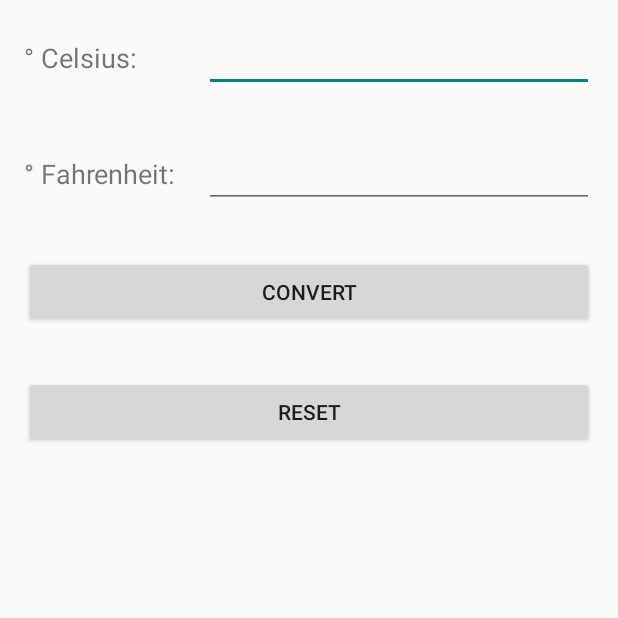
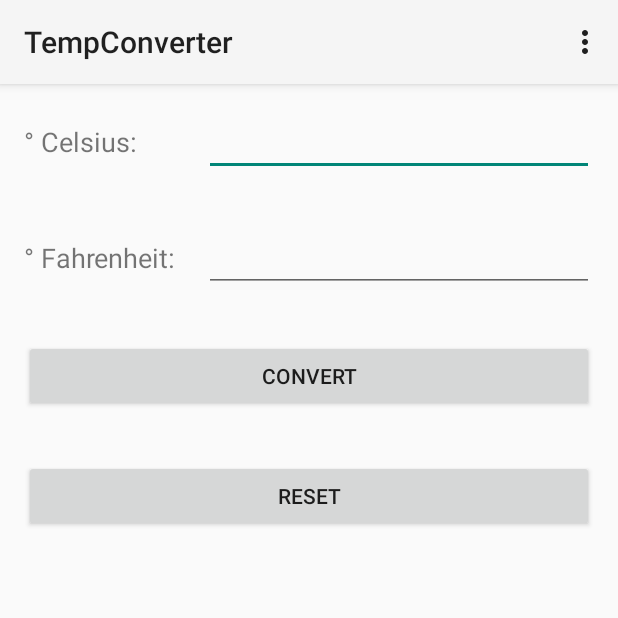
Before and after one commit to fbirk/weatherConverter, an Android app: the screen it shows after launch (MainActivity), after a tap on "CONVERT", on a phone screen of 412 x 824 dp, the top half of it. Run offline under Robolectric (Android 15) with nearby library versions, the phone set to English and light mode, and no system bars.

Commit message:
added nobar and credits layout

```diff
--- a/app/src/main/java/com/fbirk/weatherconverter/MainActivity.java
+++ b/app/src/main/java/com/fbirk/weatherconverter/MainActivity.java
@@ -1,25 +1,52 @@
 package com.fbirk.weatherconverter;
 
+import android.content.Intent;
 import android.support.v7.app.AppCompatActivity;
 import android.os.Bundle;
+import android.view.MenuInflater;
 import android.view.MotionEvent;
 import android.view.View;
 import android.widget.Button;
 import android.widget.EditText;
-import android.widget.Toolbar;
+import android.support.v7.widget.Toolbar;
 import android.widget.TextView;
+import android.view.Menu;
+import android.view.MenuItem;
 
 public class MainActivity extends AppCompatActivity {
 
-    int evalue = 0;
+    int eval = 0;
+
+    @Override
+    public boolean onCreateOptionsMenu(Menu menu) {
+        MenuInflater inflater = getMenuInflater();
+        inflater.inflate(R.menu.barmenu, menu);
+        return true;
+    }
+
+    @Override
+    public boolean onOptionsItemSelected(MenuItem item) {
+        switch (item.getItemId()) {
+            case R.id.action_credits:
+                Intent intent = new Intent(getApplicationContext(), Credits.class);
+                startActivity(intent);
+                return true;
+
+            default:
+                // If we got here, the user's action was not recognized.
+                // Invoke the superclass to handle it.
+                return super.onOptionsItemSelected(item);
+
+        }
+    }
 
     @Override
     protected void onCreate(Bundle savedInstanceState) {
         super.onCreate(savedInstanceState);
         setContentView(R.layout.activity_main);
 
-        //Toolbar myToolbar = findViewById(R.id.my_toolbar);
-        //setSupportActionBar(myToolbar);
+        Toolbar myToolbar = findViewById(R.id.my_toolbar);
+        setSupportActionBar(myToolbar);
 
         Button convert = findViewById(R.id.btnConvert); //get the id for button
         final Button reset = findViewById(R.id.btnReset);
@@ -30,14 +57,14 @@ public class MainActivity extends AppCompatActivity {
         inputCelsius.setOnTouchListener(new View.OnTouchListener() {
             @Override
             public boolean onTouch(View view, MotionEvent ev) {
-                evalue = 1;
+                eval = 1;
                 return false;
             }
         });
 
         inputFahrenheit.setOnTouchListener(new View.OnTouchListener() {
             public boolean onTouch(View arg0, MotionEvent arg1) {
-                evalue = 2;
+                eval = 2;
                 return false;
             }
         });
@@ -56,13 +83,13 @@ public class MainActivity extends AppCompatActivity {
         convert.setOnClickListener(new View.OnClickListener() {
             @Override
             public void onClick(View view) {
-                if (evalue == 2) {
+                if (eval == 2) {
                     try {
                         double c = (Double.parseDouble(inputFahrenheit.getEditableText().toString()) - 32) * 0.56;
                         inputCelsius.setText((int) c + "");
                     } catch (NumberFormatException e) {
                     }
-                } else if (evalue == 1) {
+                } else if (eval == 1) {
                     try {
                         double f = 1.8 * Double.parseDouble(inputCelsius.getEditableText().toString()) + 32;
                         inputFahrenheit.setText(((int) f) + "");
@@ -70,7 +97,7 @@ public class MainActivity extends AppCompatActivity {
                     }
                 }
                 reset.setVisibility(View.VISIBLE);
-                evalue = 0;
+                eval = 0;
             }
         });
 
--- a/app/src/main/res/layout/activity_main.xml
+++ b/app/src/main/res/layout/activity_main.xml
@@ -6,20 +6,23 @@
     android:layout_width="match_parent"
     android:layout_height="match_parent"
     tools:context=".MainActivity">
-<!--
-    <android.support.v7.widget.Toolbar
-        android:id="@+id/my_toolbar"
-        android:layout_width="match_parent"
-        android:layout_height="?attr/actionBarSize"
-        android:background="?attr/colorPrimary"
-        android:elevation="4dp"
-        android:theme="@style/ThemeOverlay.AppCompat.ActionBar"
-        app:popupTheme="@style/ThemeOverlay.AppCompat.Light"/>
--->
+
+
     <LinearLayout
         android:layout_width="match_parent"
         android:layout_height="match_parent"
         android:orientation="vertical">
+
+        <android.support.v7.widget.Toolbar
+            android:id="@+id/my_toolbar"
+            android:layout_width="match_parent"
+            android:layout_height="?attr/actionBarSize"
+            android:background="?attr/colorPrimary"
+            android:elevation="4dp"
+            android:theme="@style/ThemeOverlay.AppCompat.ActionBar"
+            app:popupTheme="@style/ThemeOverlay.AppCompat.Light"
+            android:tooltipText="@string/app_name"/>
+
         <LinearLayout
             android:layout_width="match_parent"
             android:layout_height="wrap_content"
--- /dev/null
+++ b/app/src/main/res/menu/barmenu.xml
@@ -0,0 +1,8 @@
+<?xml version="1.0" encoding="utf-8"?>
+<menu xmlns:android="http://schemas.android.com/apk/res/android"
+    xmlns:app="http://schemas.android.com/apk/res-auto">
+    <!-- Settings, should always be in the overflow -->
+    <item android:id="@+id/action_credits"
+        android:title="@string/menuCredits"
+        app:showAsAction="never"/>
+</menu>
--- a/app/src/main/res/values/strings.xml
+++ b/app/src/main/res/values/strings.xml
@@ -7,4 +7,7 @@
     <string name="btnConvert">Convert</string>
     <string name="btnReset">Reset</string>
     <string name="warning">Please input a temperature.</string>
+    <string name="menuCredits">Credits</string>
+    <string name="author" translatable="false">Fabian Birk</string>
+    <string name="credit" translatable="false">proudly made by</string>
 </resources>
```
Also changed, not shown: app/src/main/AndroidManifest.xml (+8 -3 lines), app/src/main/java/com/fbirk/weatherconverter/Credits.java (added, +13 -0 lines), app/src/main/res/layout/credits.xml (added, +31 -0 lines), 1 other file.
